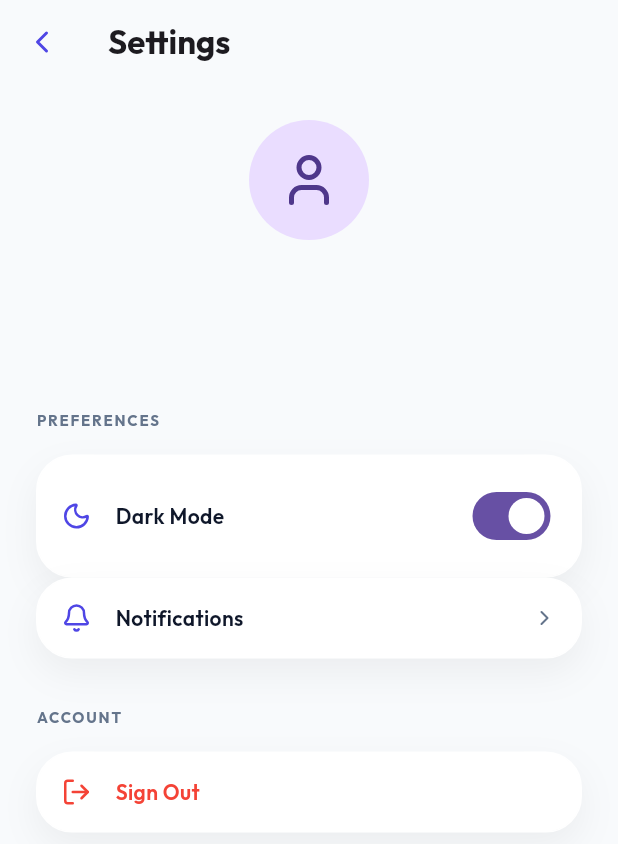
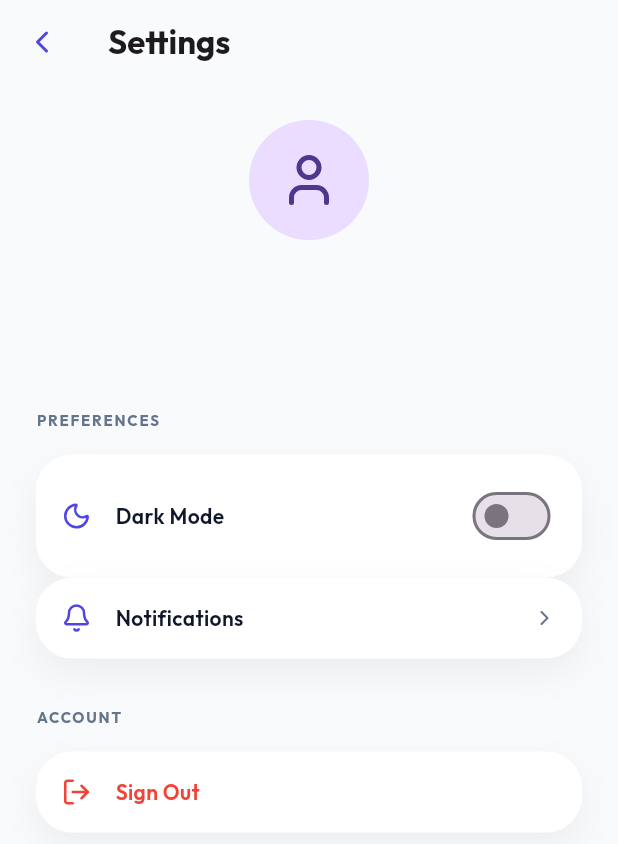
Before and after one commit to iver23/flowlife-mobile, a Flutter app: the screen it shows once a user with an empty profile is signed in, after a tap on an icon or button, on a phone screen of 412 x 824 dp. Shown: the top 844 px of the screen. Run offline on Flutter 3.47's test engine with Material 3 defaults, Android fonts, the phone set to English and light mode, and no system bars; our stand-ins replace cloud_firestore, confetti, firebase_auth, firebase_core, fl_chart, flutter_local_notifications and 6 more; accounts and stored records are empty.

Commit message:
feat: Add persistent theme mode switching and enhance Google Sign-In session recovery.

```diff
--- a/lib/core/auth_notifier.dart
+++ b/lib/core/auth_notifier.dart
@@ -7,9 +7,29 @@ class AuthNotifier extends StateNotifier<User?> {
   final FirebaseAuth _auth = FirebaseAuth.instance;
   final GoogleSignIn _googleSignIn = GoogleSignIn();
 
-  AuthNotifier() : super(FirebaseAuth.instance.currentUser) {
-    _auth.authStateChanges().listen((user) {
+  AuthNotifier() : super(null) {
+    _init();
+  }
+
+  void _init() async {
+    // 1. Listen to Firebase Auth changes
+    _auth.authStateChanges().listen((user) async {
       state = user;
+
+      // If no firebase user, try silent google sign in to recover session if possible
+      if (user == null) {
+        try {
+          final silentUser = await _googleSignIn.signInSilently();
+          if (silentUser != null) {
+            final auth = await silentUser.authentication;
+            final credential = GoogleAuthProvider.credential(
+              accessToken: auth.accessToken,
+              idToken: auth.idToken,
+            );
+            await _auth.signInWithCredential(credential);
+          }
+        } catch (_) {}
+      }
     });
   }
 
@@ -31,6 +51,7 @@ class AuthNotifier extends StateNotifier<User?> {
   }
 
   Future<void> signOut() async {
+    await _googleSignIn.disconnect(); // This forces account picker next time
     await _googleSignIn.signOut();
     await _auth.signOut();
   }
--- /dev/null
+++ b/lib/core/theme_notifier.dart
@@ -0,0 +1,42 @@
+import 'package:flutter/material.dart';
+import 'package:flutter_riverpod/flutter_riverpod.dart';
+import 'package:shared_preferences/shared_preferences.dart';
+
+class ThemeNotifier extends StateNotifier<ThemeMode> {
+  static const _key = 'theme_mode';
+  final SharedPreferences _prefs;
+
+  ThemeNotifier(this._prefs) : super(ThemeMode.system) {
+    _loadTheme();
+  }
+
+  void _loadTheme() {
+    final savedTheme = _prefs.getString(_key);
+    if (savedTheme != null) {
+      state = ThemeMode.values.firstWhere(
+        (e) => e.toString() == savedTheme,
+        orElse: () => ThemeMode.system,
+      );
+    }
+  }
+
+  Future<void> setThemeMode(ThemeMode mode) async {
+    state = mode;
+    await _prefs.setString(_key, mode.toString());
+  }
+
+  bool get isDarkMode => state == ThemeMode.dark;
+
+  Future<void> toggleTheme(bool isDark) async {
+    await setThemeMode(isDark ? ThemeMode.dark : ThemeMode.light);
+  }
+}
+
+final sharedPreferencesProvider = Provider<SharedPreferences>((ref) {
+  throw UnimplementedError();
+});
+
+final themeNotifierProvider = StateNotifierProvider<ThemeNotifier, ThemeMode>((ref) {
+  final prefs = ref.watch(sharedPreferencesProvider);
+  return ThemeNotifier(prefs);
+});
--- a/lib/main.dart
+++ b/lib/main.dart
@@ -22,14 +22,21 @@ import 'data/models/models.dart';
 import 'package:confetti/confetti.dart';
 import 'package:firebase_core/firebase_core.dart';
 import 'package:flutter/services.dart';
+import 'package:shared_preferences/shared_preferences.dart';
+import 'core/theme_notifier.dart';
 
 void main() async {
   WidgetsFlutterBinding.ensureInitialized();
   await Firebase.initializeApp();
   await NotificationService.init();
+  final prefs = await SharedPreferences.getInstance();
+
   runApp(
-    const ProviderScope(
-      child: MyApp(),
+    ProviderScope(
+      overrides: [
+        sharedPreferencesProvider.overrideWithValue(prefs),
+      ],
+      child: const MyApp(),
     ),
   );
 }
@@ -40,13 +47,14 @@ class MyApp extends ConsumerWidget {
   @override
   Widget build(BuildContext context, WidgetRef ref) {
     final user = ref.watch(authProvider);
+    final themeMode = ref.watch(themeNotifierProvider);
 
     return MaterialApp(
       title: 'FlowLife',
       debugShowCheckedModeBanner: false,
       theme: FlowTheme.light(),
       darkTheme: FlowTheme.dark(),
-      themeMode: ThemeMode.system,
+      themeMode: themeMode,
       home: user == null ? const LoginScreen() : const MainScreen(),
     );
   }
--- a/lib/presentation/screens/project_detail_screen.dart
+++ b/lib/presentation/screens/project_detail_screen.dart
@@ -124,7 +124,7 @@ class ProjectDetailScreen extends ConsumerWidget {
                     child: Column(
                       children: [
                         const SizedBox(height: 24),
-                        _buildAddTaskButton(context),
+                        _buildAddTaskButton(context, ref),
                         const SizedBox(height: 100),
                       ],
                     ),
@@ -250,7 +250,7 @@ class ProjectDetailScreen extends ConsumerWidget {
     );
   }
 
-  Widget _buildAddTaskButton(BuildContext context) {
+  Widget _buildAddTaskButton(BuildContext context, WidgetRef ref) {
     bool isDark = Theme.of(context).brightness == Brightness.dark;
     return GestureDetector(
       onTap: () {
--- a/lib/presentation/screens/settings_screen.dart
+++ b/lib/presentation/screens/settings_screen.dart
@@ -2,6 +2,7 @@ import 'package:flutter/material.dart';
 import 'package:flutter_riverpod/flutter_riverpod.dart';
 import 'package:lucide_icons/lucide_icons.dart';
 import '../../core/auth_notifier.dart';
+import '../../core/theme_notifier.dart';
 import '../widgets/ui_components.dart';
 
 class SettingsScreen extends ConsumerWidget {
@@ -57,7 +58,11 @@ class SettingsScreen extends ConsumerWidget {
           _buildSettingsTile(
             icon: LucideIcons.moon,
             title: 'Dark Mode',
-            trailing: Switch(value: true, onChanged: (v) {}),
+            trailing: Switch(
+              value: ref.watch(themeNotifierProvider) == ThemeMode.dark,
+              onChanged: (v) => ref.read(themeNotifierProvider.notifier).toggleTheme(v),
+              activeColor: FlowColors.primary,
+            ),
           ),
           _buildSettingsTile(
             icon: LucideIcons.bell,
--- a/pubspec.yaml
+++ b/pubspec.yaml
@@ -46,6 +46,7 @@ dependencies:
   lucide_icons: ^0.257.0
   flutter_local_notifications: ^18.0.0
   timezone: ^0.10.0
+  shared_preferences: ^2.2.2
 
 dev_dependencies:
   flutter_test:
```
Also changed, not shown: lib/presentation/widgets/project_edit_sheet.dart (+6 -1 lines), lib/presentation/widgets/task_edit_sheet.dart (+6 -1 lines), pubspec.lock, 1 other file.
